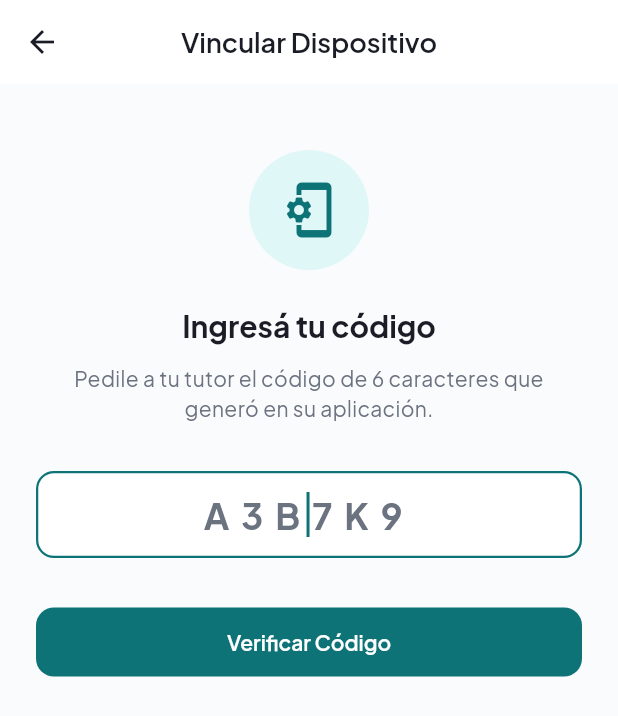
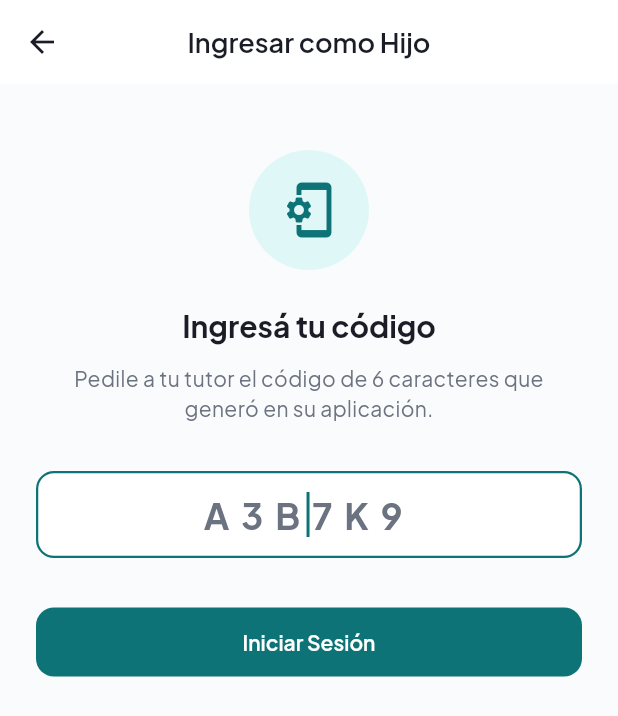
Before and after one commit to KevinAntonio453/Proyecto-SIG, a Flutter app: the VincularScreen screen opened directly, on a phone screen of 412 x 824 dp. Shown: the top 716 px of the screen. Run offline on Flutter 3.47's test engine with Material 3 defaults, Android fonts, the light colour scheme and no system bars; our stand-ins replace flutter_map, flutter_riverpod, geolocator, google_fonts, latlong2, shared_preferences and 1 more; accounts and stored records are empty.

Commit message:
feat: simplify VincularScreen to allow direct login using 6-character code

```diff
--- a/Movil/lib/features/auth/vincular_screen.dart
+++ b/Movil/lib/features/auth/vincular_screen.dart
@@ -2,7 +2,7 @@ import 'package:flutter/material.dart';
 import '../../app/theme.dart';
 import '../../core/services/auth_service.dart';
 import '../../core/constants/app_constants.dart';
-import '../hijo/status_screen.dart'; // Pantalla home del hijo una vez conectado
+import '../hijo/dashboard_screen.dart'; // Pantalla home/dashboard del hijo
 
 class VincularScreen extends StatefulWidget {
   const VincularScreen({super.key});
@@ -14,20 +14,11 @@ class VincularScreen extends StatefulWidget {
 class _VincularScreenState extends State<VincularScreen> {
   final _authService = AuthService();
   final _codeController = TextEditingController();
-  final _emailController = TextEditingController();
-  final _passwordController = TextEditingController();
-  final _formKey = GlobalKey<FormState>();
 
-  int _step = 1; // Paso 1: ingresar código, Paso 2: ingresar credenciales
   bool _isLoading = false;
   String _errorMessage = '';
 
-  // Datos devueltos por el código verificado
-  String _hijoNombre = '';
-  String _hijoApellido = '';
-
-  // Paso 1: Verificar el código alfanumérico
-  Future<void> _verificarCodigo() async {
+  Future<void> _loginConCodigo() async {
     final codigo = _codeController.text.trim();
     if (codigo.length != 6) {
       setState(() => _errorMessage = 'El código debe tener exactamente 6 caracteres.');
@@ -40,57 +31,21 @@ class _VincularScreenState extends State<VincularScreen> {
     });
 
     try {
-      final info = await _authService.verificarCodigo(codigo);
-      if (info['vinculado'] == true) {
-        setState(() {
-          _errorMessage = 'Este dispositivo/código ya está vinculado a una cuenta.';
-          _isLoading = false;
-        });
-        return;
-      }
-      setState(() {
-        _hijoNombre = info['nombre'] as String? ?? '';
-        _hijoApellido = info['apellido'] as String? ?? '';
-        _step = 2;
-        _isLoading = false;
-      });
-    } catch (e) {
-      setState(() {
-        _errorMessage = e.toString().replaceFirst('Exception: ', '');
-        _isLoading = false;
-      });
-    }
-  }
-
-  // Paso 2: Vincular y crear usuario
-  Future<void> _completarVinculacion() async {
-    if (!_formKey.currentState!.validate()) return;
-
-    setState(() {
-      _isLoading = true;
-      _errorMessage = '';
-    });
-
-    try {
-      final codigo = _codeController.text.trim();
-      final email = _emailController.text.trim();
-      final password = _passwordController.text;
-
-      final user = await _authService.vincularHijo(codigo, email, password);
+      final user = await _authService.loginConCodigo(codigo);
 
       if (!mounted) return;
 
-      // Mostrar feedback y navegar al home del hijo
+      // Mostrar feedback y navegar al dashboard del hijo
       ScaffoldMessenger.of(context).showSnackBar(
         SnackBar(
-          content: Text('¡Vinculación exitosa! Bienvenido ${user.nombre}'),
+          content: Text('¡Inicio de sesión exitoso! Bienvenido ${user.nombre}'),
           backgroundColor: AppTheme.colorSafe,
         ),
       );
 
       Navigator.pushAndRemoveUntil(
         context,
-        MaterialPageRoute(builder: (context) => const HijoStatusScreen()),
+        MaterialPageRoute(builder: (context) => const HijoDashboardScreen()),
         (route) => false,
       );
     } catch (e) {
@@ -107,7 +62,7 @@ class _VincularScreenState extends State<VincularScreen> {
 
     return Scaffold(
       appBar: AppBar(
-        title: const Text('Vincular Dispositivo'),
+        title: const Text('Ingresar como Hijo'),
       ),
       body: SafeArea(
         child: SingleChildScrollView(
@@ -158,8 +113,6 @@ class _VincularScreenState extends State<VincularScreen> {
                 const SizedBox(height: 24),
               ],
 
-              // PASO 1: Ingreso de Código
-              if (_step == 1) ...[
               Text(
                 'Ingresá tu código',
                 style: textTheme.headlineMedium?.copyWith(fontWeight: FontWeight.bold),
@@ -190,91 +143,11 @@ class _VincularScreenState extends State<VincularScreen> {
               ),
               const SizedBox(height: 32),
               ElevatedButton(
-                  onPressed: _isLoading ? null : _verificarCodigo,
+                onPressed: _isLoading ? null : _loginConCodigo,
                 child: _isLoading
                     ? const CircularProgressIndicator(color: Colors.white)
-                      : const Text('Verificar Código'),
+                    : const Text('Iniciar Sesión'),
               ),
-              ],
-
-              // PASO 2: Confirmar datos y crear cuenta
-              if (_step == 2) ...[
-                Text(
-                  '¿Sos $_hijoNombre $_hijoApellido?',
-                  style: textTheme.headlineMedium?.copyWith(
-                    fontWeight: FontWeight.bold,
-                    color: AppTheme.primaryTeal,
-                  ),
-                  textAlign: TextAlign.center,
-                ),
-                const SizedBox(height: 12),
-                Text(
-                  'Confirmá tu identidad y configurá tus credenciales finales de acceso.',
-                  style: textTheme.bodyMedium,
-                  textAlign: TextAlign.center,
-                ),
-                const SizedBox(height: 32),
-                Form(
-                  key: _formKey,
-                  child: Column(
-                    children: [
-                      TextFormField(
-                        controller: _emailController,
-                        keyboardType: TextInputType.emailAddress,
-                        decoration: const InputDecoration(
-                          labelText: 'Correo Electrónico Definitivo',
-                          hintText: 'ejemplo@correo.com',
-                          prefixIcon: Icon(Icons.email_outlined),
-                        ),
-                        validator: (value) {
-                          if (value == null || value.isEmpty) {
-                            return 'Por favor ingresá un correo.';
-                          }
-                          if (!RegExp(r'^[\w-\.]+@([\w-]+\.)+[\w-]{2,4}$').hasMatch(value)) {
-                            return 'Formato de correo inválido.';
-                          }
-                          return null;
-                        },
-                      ),
-                      const SizedBox(height: 16),
-                      TextFormField(
-                        controller: _passwordController,
-                        obscureText: true,
-                        decoration: const InputDecoration(
-                          labelText: 'Contraseña de Acceso',
-                          prefixIcon: Icon(Icons.lock_outline),
-                        ),
-                        validator: (value) {
-                          if (value == null || value.isEmpty) {
-                            return 'Por favor ingresá una contraseña.';
-                          }
-                          if (value.length < 6) {
-                            return 'La contraseña debe tener mínimo 6 caracteres.';
-                          }
-                          return null;
-                        },
-                      ),
-                    ],
-                  ),
-                ),
-                const SizedBox(height: 32),
-                ElevatedButton(
-                  onPressed: _isLoading ? null : _completarVinculacion,
-                  child: _isLoading
-                      ? const CircularProgressIndicator(color: Colors.white)
-                      : const Text('Confirmar y Vincular'),
-                ),
-                const SizedBox(height: 12),
-                TextButton(
-                  onPressed: () {
-                    setState(() {
-                      _step = 1;
-                      _codeController.clear();
-                    });
-                  },
-                  child: const Text('Volver atrás'),
-                ),
-              ],
             ],
           ),
         ),
```
Lines whose indentation alone changed are shown as unchanged.
